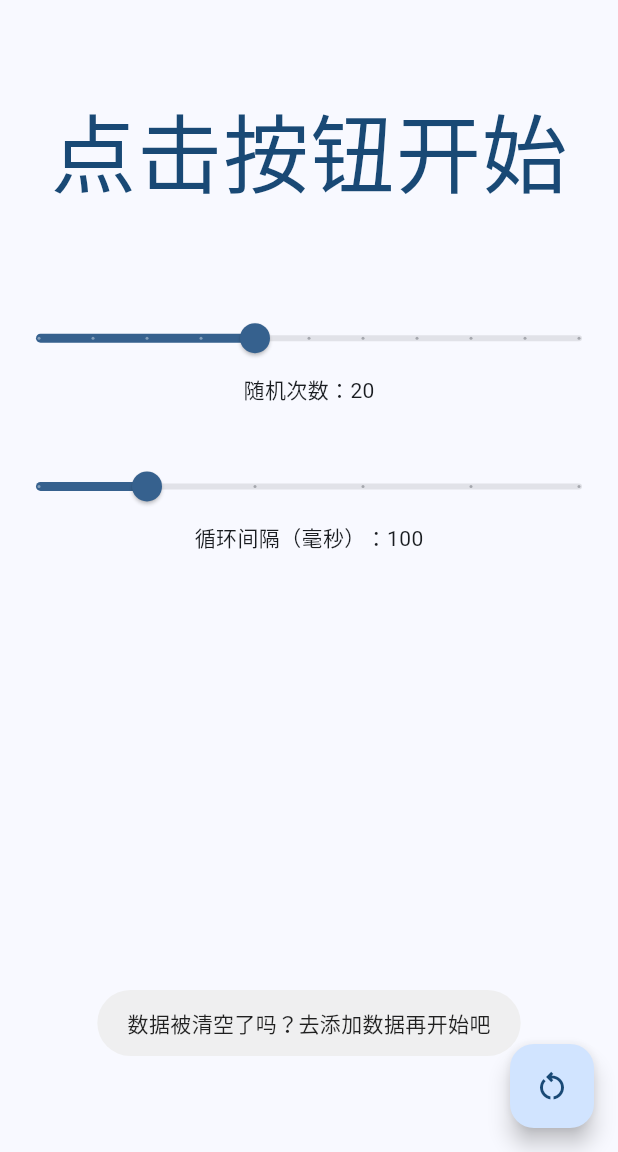
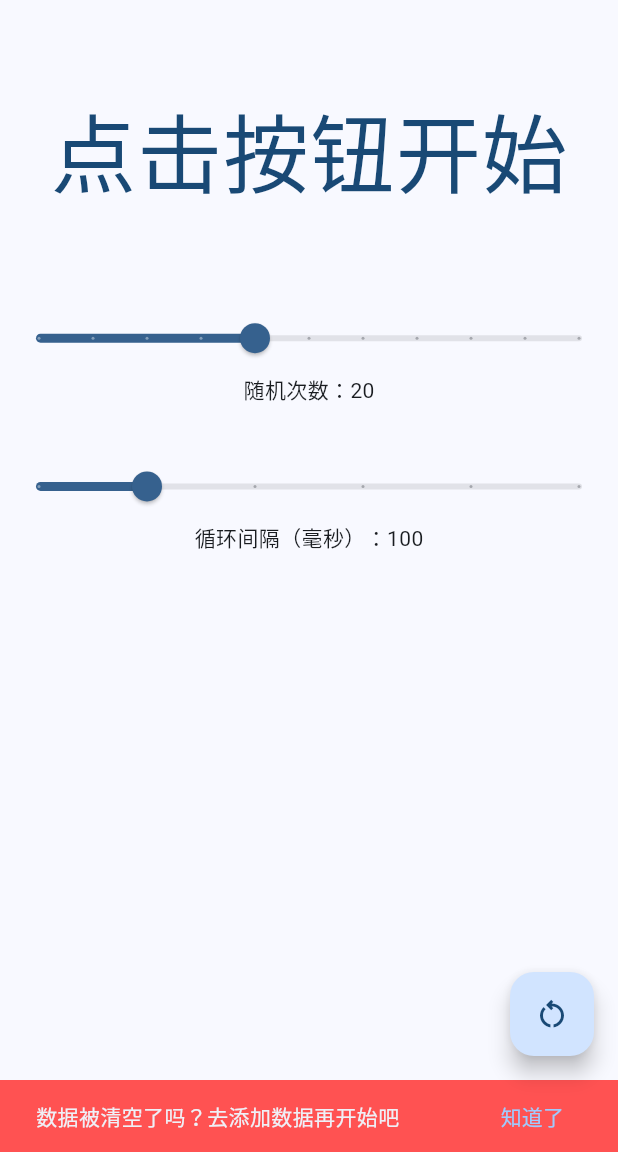
Before and after one commit to 252162875/random_roll_call, a Flutter app: the HomePage screen opened directly, after a tap on the "restart alt" icon, on a phone screen of 412 x 824 dp, the part 84-1236 px from its top. Run offline on Flutter 3.47's test engine with Material 3 defaults, Android fonts, the light colour scheme and no system bars; our stand-ins replace flutter_screenutil, fluttertoast, go_router, logger, shared_preferences; missing offline and left inert: route_life; accounts and stored records are empty.

Commit message:
Update home.dart
Update home.dart

```diff
--- a/lib/pages/home.dart
+++ b/lib/pages/home.dart
@@ -1,7 +1,6 @@
 import 'dart:async';
 
 import 'package:flutter/material.dart';
-import 'package:fluttertoast/fluttertoast.dart';
 import 'package:go_router/go_router.dart';
 import 'package:flutter_screenutil/flutter_screenutil.dart';
 import '../android_back_desktop.dart';
@@ -39,7 +38,18 @@ class _HomePageState extends State<HomePage> {
 
   void startLoading() {
     if (_profileModel.jsonData?.isEmpty ?? true) {
-      Fluttertoast.showToast(msg: "数据被清空了吗？去添加数据再开始吧");
+       final snackBar = SnackBar(
+        backgroundColor: Colors.redAccent,
+        content: Text('数据被清空了吗？去添加数据再开始吧'),
+        duration: Duration(seconds: 5),
+        action: SnackBarAction(
+          label: '知道了',
+          onPressed: () {
+            //Some code to undo the change.
+          },
+        ),
+      );
+      ScaffoldMessenger.of(context).showSnackBar(snackBar);
       return;
     }
     _timer?.cancel();
```
